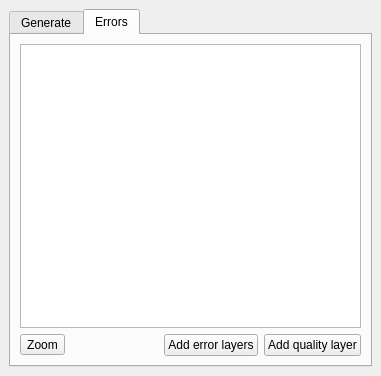
blazek/lrs, file lrs/ui_lrsdockwidget.ui: the form before one commit.
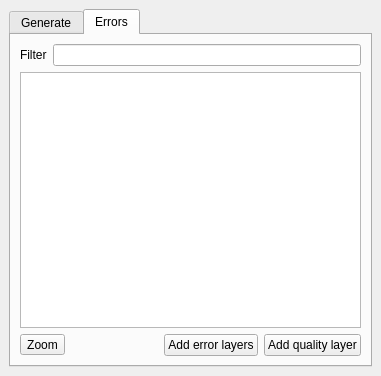
The form after the commit. The open tabs and pages were chosen to show the change.

Commit message: error filter

Diff of the .ui file:
```diff
--- a/lrs/ui_lrsdockwidget.ui
+++ b/lrs/ui_lrsdockwidget.ui
@@ -214,6 +214,20 @@
         <string>Errors</string>
        </attribute>
        <layout class="QVBoxLayout" name="verticalLayout_3">
+        <item>
+         <layout class="QHBoxLayout" name="horizontalLayout_4">
+          <item>
+           <widget class="QLabel" name="errorFilterLabel">
+            <property name="text">
+             <string>Filter</string>
+            </property>
+           </widget>
+          </item>
+          <item>
+           <widget class="QLineEdit" name="errorFilterLineEdit"/>
+          </item>
+         </layout>
+        </item>
         <item>
          <widget class="QTableView" name="errorView">
           <property name="selectionMode">
```
Left out of the diff: 2 changed lines with no effect on the pictures. The commit also changes 4 other files.
